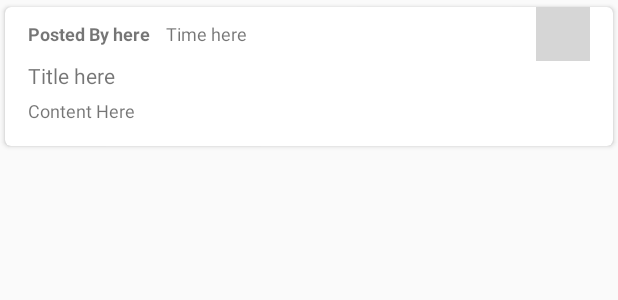
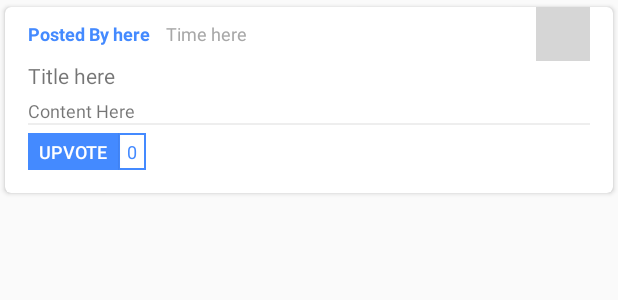
Before and after one commit to aman894/thinkin-forum, an Android app: the layout view_posts.xml on its own in the app's theme, with its tools: preview values and no code run, on a phone screen of 412 x 824 dp. Shown: the top 300 px of the screen. Run offline under Robolectric (Android 15) with nearby library versions, the phone set to English and light mode, and no system bars; grey boxes are pictures that could not be loaded.

Commit message:
upvote away!

```diff
--- /dev/null
+++ b/app/src/main/res/drawable/upvote_style.xml
@@ -0,0 +1,7 @@
+<?xml version="1.0" encoding="utf-8"?>
+<shape xmlns:android="http://schemas.android.com/apk/res/android"
+    android:shape="rectangle" >
+    <solid android:color="#ffffff" />
+    <stroke android:width="1dip"
+        android:color="#448AFF"/>
+</shape>
--- a/app/src/main/res/layout/view_posts.xml
+++ b/app/src/main/res/layout/view_posts.xml
@@ -30,6 +30,7 @@
                         android:layout_height="wrap_content"
                         android:layout_width="wrap_content"
                         android:textStyle="bold"
+                        android:textColor="#448AFF"
                         android:layout_centerVertical="true"
                         android:textSize="12sp"
                         android:id="@+id/tvPostedBy"
@@ -40,6 +41,7 @@
                         android:layout_centerVertical="true"
                         android:layout_toRightOf="@id/tvPostedBy"
                         android:layout_marginLeft="10dp"
+                        android:textColor="#a8a8a8"
                         android:textSize="12sp"
                         android:gravity="right"
                         android:id="@+id/tvPostTime"
@@ -62,16 +64,6 @@
                     android:text="Title here"
                     android:gravity="center_vertical"
                     android:textSize="14sp"/>
-               <TextView
-                    android:id="@+id/tvUpvotes"
-                    android:layout_width="match_parent"
-                    android:layout_height="match_parent"
-                    android:text="0"
-                    android:visibility="gone"
-
-                    android:layout_weight="7"
-                    android:textSize="25sp"/>
-
                 <TextView
                     android:id="@+id/tvContent"
                     android:layout_width="match_parent"
@@ -79,6 +71,39 @@
                     android:layout_marginTop="5dp"
                     android:text="Content Here"
                     android:textSize="12sp"/>
+                <View
+                    android:layout_width="fill_parent"
+                    android:layout_height="1dp"
+                    android:background="#eeeeee"/>
+                <RelativeLayout
+                    android:layout_width="match_parent"
+                    android:layout_height="wrap_content"
+                    android:layout_marginTop="5dp">
+                    <Button
+                        android:layout_width="60dp"
+                        android:layout_height="wrap_content"
+                        android:minHeight="0dp"
+                        android:padding="4dp"
+                        android:textColor="#fff"
+                        android:background="#448AFF"
+                        android:text="Upvote"
+                        android:textSize="12sp"
+                        android:id="@+id/bUpvote"
+                        />
+                    <TextView
+                        android:layout_width="wrap_content"
+                        android:layout_height="wrap_content"
+                        android:text="0"
+                        android:id="@+id/tvUpvotes"
+                        android:textColor="#448AFF"
+                        android:background="@drawable/upvote_style"
+                        android:textSize="12sp"
+                        android:paddingTop="4dp"
+                        android:paddingBottom="4dp"
+                        android:paddingLeft="6dp"
+                        android:paddingRight="6dp"
+                        android:layout_toRightOf="@id/bUpvote"/>
+                </RelativeLayout>
             </LinearLayout>
         </FrameLayout>
     </android.support.v7.widget.CardView>
```
Also changed, not shown: app/src/main/java/com/aman/thinkin/Post.java (+10 -1 lines), app/src/main/java/com/aman/thinkin/PostsActivity.java (+26 -7 lines), 1 other file.
